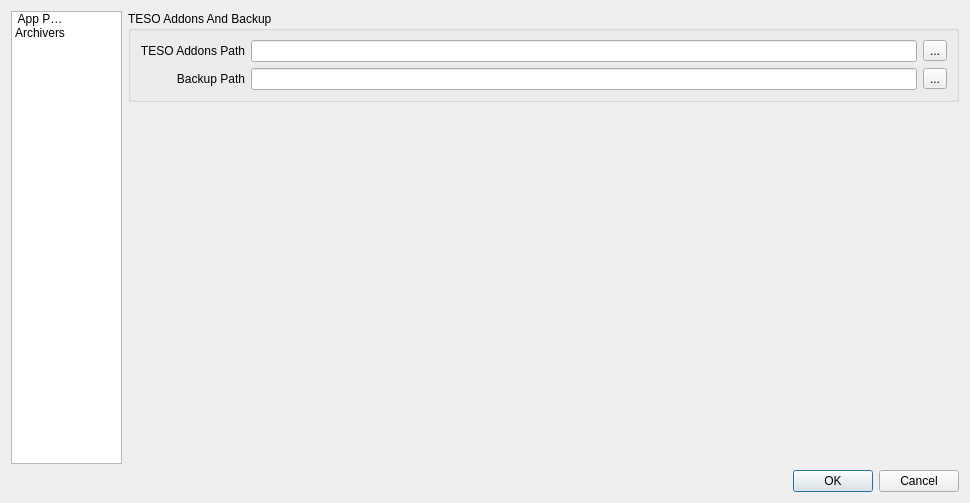
First picture: the form in configdialog.ui, repository darthtenebrus/linion, before the edit.
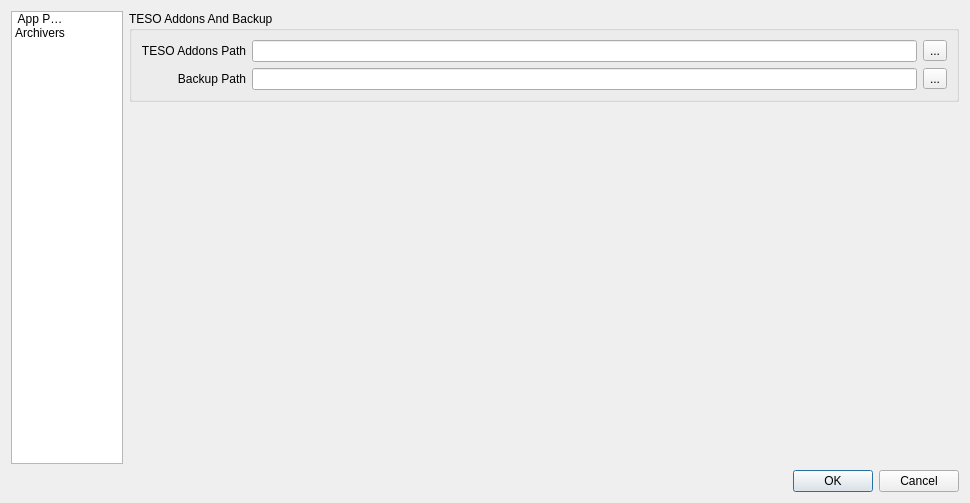
Second picture: the form after the edit. Icons and pictures are not drawn.

```diff
--- a/configdialog.ui
+++ b/configdialog.ui
@@ -45,13 +45,13 @@
        </property>
        <property name="minimumSize">
         <size>
-         <width>111</width>
+         <width>112</width>
          <height>0</height>
         </size>
        </property>
        <property name="maximumSize">
         <size>
-         <width>111</width>
+         <width>112</width>
          <height>16777215</height>
         </size>
        </property>
```
